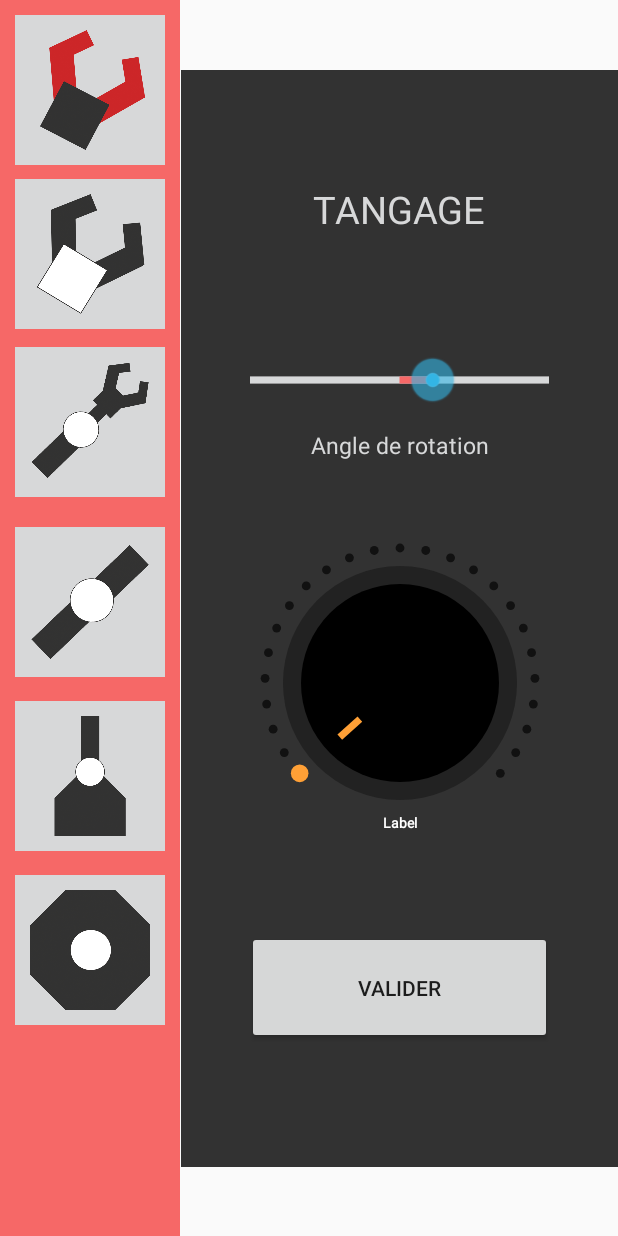
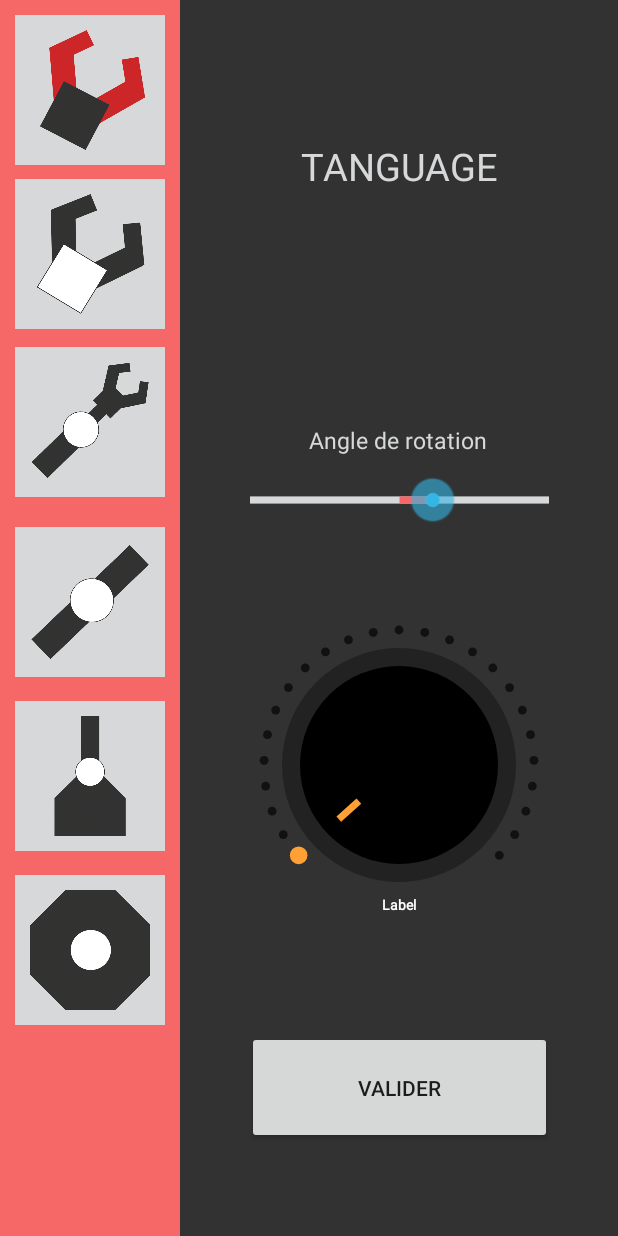
Before and after one commit to outcast292/EST-PFE-Hercules2000-android, an Android app: the MainActivity screen opened directly, with no data from a screen before it, after a tap on an icon or button, on a phone screen of 412 x 824 dp. Run offline under Robolectric (Android 15) with nearby library versions, the phone set to English and light mode, and no system bars; libraries missing offline, so code that uses them is left out: com.r0adkll.slidr; 38 statements that could not run were skipped.

Commit message:
Initial commit

```diff
--- a/app/src/main/java/com/example/myapplication/MainActivity.java
+++ /dev/null
@@ -1,172 +0,0 @@
-package com.example.myapplication;
-import androidx.appcompat.app.AlertDialog;
-import androidx.appcompat.app.AppCompatActivity;
-
-import android.annotation.SuppressLint;
-import android.annotation.TargetApi;
-import android.content.Context;
-import android.graphics.Color;
-import android.os.Bundle;
-import android.view.LayoutInflater;
-import android.view.View;
-import androidx.constraintlayout.widget.ConstraintLayout;
-import androidx.constraintlayout.widget.ConstraintSet;
-import android.widget.TextView;
-
-import com.r0adkll.slidr.Slidr;
-import com.sdsmdg.harjot.crollerTest.*;
-import com.vashisthg.startpointseekbar.StartPointSeekBar;
-
-public class MainActivity extends AppCompatActivity {
-    private TextView nomMoteur,angletxtValue;
-    private Croller knobAngle ,knobVitesse;
-    private StartPointSeekBar sbAngle;
-    private ConstraintLayout paneCtrl;
-    String lettreMoteur;
-    int angleSaisie;
-    boolean boolTangage;
-
-    @Override
-    protected void onCreate(Bundle savedInstanceState) {
-        super.onCreate(savedInstanceState);
-        initControl();
-    }
-
-    public void initControl(){
-        setContentView(R.layout.activity_main);
-        initView();
-        angleValue();
-        vitesseValue();
-        Slidr.attach(this);
-    }
-    public void initView(){
-        nomMoteur = findViewById(R.id.nomMoteur);
-        knobAngle = findViewById(R.id.knobAngle);
-        knobVitesse = findViewById(R.id.knobVitesse);
-        paneCtrl = findViewById(R.id.paneCtrl);
-    }
-
-    public void angleValue() {
-        knobAngle.setOnProgressChangedListener(new Croller.onProgressChangedListener() {
-            @Override
-            public void onProgressChanged(int progress) {
-                knobAngle.setLabel( "" + progress + "°");
-                angleSaisie = progress;
-            }
-        });
-    }
-    public void vitesseValue() {
-        knobVitesse.setOnCrollerChangeListener(new OnCrollerChangeListener() {
-            @Override
-            public void onProgressChanged(Croller croller, int progress) {
-                knobVitesse.setLabel( "" + progress + " °/s");
-            }
-
-            @Override
-            public void onStartTrackingTouch(Croller croller) {
-
-            }
-
-            @Override
-            public void onStopTrackingTouch(Croller croller) {
-                knobVitesse.setLabel("Vitesse de rotation (°/s)");
-            }
-        });
-    }
-
-    public void btnPince(View v){
-        showDialog("Erreur", "En cours de construction");
-    }
-
-
-
-    public void btnMain(View v){
-        ConstraintLayout layoutCntrl = findViewById(R.id.paneCtrl);
-
-        LayoutInflater inflater = (LayoutInflater)getSystemService(Context.LAYOUT_INFLATER_SERVICE);
-        View layout = inflater.inflate(R.layout.tangage_main, null);
-
-        layoutCntrl.removeAllViews();
-        layoutCntrl.addView(layout);
-
-        sbAngle = findViewById(R.id.sbAngle);
-        angletxtValue = findViewById(R.id.angletxtValue);
-        nomMoteur = findViewById(R.id.nomMoteur);
-
-
-        sbAngle.setOnSeekBarChangeListener(new StartPointSeekBar.OnSeekBarChangeListener() {
-            @Override
-            public void onOnSeekBarValueChange(StartPointSeekBar bar, double value) {
-                angletxtValue.setText((int) value + "°");
-                angleSaisie = (int)value;
-            }
-        });
-
-        moteurDefault(-90,90,20,"Tangage",true);
-    }
-    public void btnBras(View v)
-    {
-        moteurDefault(0,206,20,"Roulis",false);
-    }
-    public void btnCoude(View v)
-    {
-        moteurDefault(0,206,20,"Coude",false);
-    }
-    public void btnEpaule(View v)
-    {
-        moteurDefault(0,206,20,"Epaule",false);
-    }
-    public void btnBase(View v)
-    {
-        moteurDefault(0,320,20,"Base",false);
-    }
-
-
-    public void btnValider(View v) {
-        int angleMouvement;
-
-        if(boolTangage){
-            angleMouvement = angleSaisie - 20;
-        }else{
-            angleMouvement = angleSaisie - 20;
-        }
-
-        int vitesseMouvement = knobVitesse.getProgress() + 1;
-        String signe = ((angleMouvement>0) ? "+" : "");
-
-        if (lettreMoteur != null )
-        {showDialog("Commande", lettreMoteur + ":" + signe + angleMouvement + ":" + vitesseMouvement );}
-        else        showDialog("Erreur", "Veuillez choisir un moteur" );
-
-
-    }
-    public void showDialog(String title ,String message) {
-        AlertDialog.Builder builder = new AlertDialog.Builder(this);
-        builder.setMessage(message)
-                .setCancelable(true);
-
-        AlertDialog alert = builder.create();
-        alert.setTitle(title);
-        alert.show();
-    }
-    public void moteurDefault(int minAngle,int maxAngle, int angleValue, String nomM, boolean isTanguage) {
-        if(!isTanguage) {
-            initControl();
-            knobAngle.setMin(minAngle);
-            knobAngle.setMax(maxAngle);
-            knobAngle.setProgress(angleValue);
-            nomMoteur.setText(nomM);
-            lettreMoteur=nomM.substring(0,1);
-        }else{
-            sbAngle.setAbsoluteMinMaxValue(minAngle,maxAngle);
-            sbAngle.setProgress(angleValue);
-            angleSaisie=angleValue;
-            nomMoteur.setText(nomM);
-            lettreMoteur=nomM.substring(0,1);
-            boolTangage = true;
-        }
-
-    }
-
-
-}
--- /dev/null
+++ b/app/src/main/java/com/hercules2000/controlApp/MainActivity.java
@@ -0,0 +1,131 @@
+package com.hercules2000.controlApp;
+import androidx.appcompat.app.AlertDialog;
+import androidx.appcompat.app.AppCompatActivity;
+
+import android.os.Bundle;
+import android.view.View;
+import androidx.constraintlayout.widget.ConstraintLayout;
+
+import android.widget.TextView;
+
+import com.r0adkll.slidr.Slidr;
+import com.sdsmdg.harjot.crollerTest.*;
+import com.vashisthg.startpointseekbar.StartPointSeekBar;
+
+public class MainActivity extends AppCompatActivity {
+    private TextView nomMoteur,angletxtValue;
+    private Croller knobVitesse;
+    private StartPointSeekBar knobAngle;
+    private ConstraintLayout paneCtrl;
+    String lettreMoteur;
+    int angleSaisie;
+
+    @Override
+    protected void onCreate(Bundle savedInstanceState) {
+        super.onCreate(savedInstanceState);
+        initControl();
+    }
+
+    public void initControl(){
+        setContentView(R.layout.activity_main);
+        initView();
+        angleValue();
+        vitesseValue();
+        Slidr.attach(this);
+    }
+    public void initView(){
+        nomMoteur = findViewById(R.id.nomMoteur);
+        knobAngle = findViewById(R.id.knobAngle);
+        knobVitesse = findViewById(R.id.knobVitesse);
+        paneCtrl = findViewById(R.id.paneCtrl);
+        angletxtValue = findViewById(R.id.angletxtValue);
+    }
+
+    public void angleValue() {
+
+        knobAngle.setOnSeekBarChangeListener(new StartPointSeekBar.OnSeekBarChangeListener() {
+            @Override
+            public void onOnSeekBarValueChange(StartPointSeekBar bar, double value) {
+                angletxtValue.setText("Angle de rotation : " + (int)value + "°");
+                angleSaisie = (int)value;
+            }
+        });
+    }
+    public void vitesseValue() {
+        knobVitesse.setOnCrollerChangeListener(new OnCrollerChangeListener() {
+            @Override
+            public void onProgressChanged(Croller croller, int progress) {
+                knobVitesse.setLabel( "" + progress + " °/s");
+            }
+
+            @Override
+            public void onStartTrackingTouch(Croller croller) {
+
+            }
+
+            @Override
+            public void onStopTrackingTouch(Croller croller) {
+                knobVitesse.setLabel("Vitesse de rotation (°/s)");
+            }
+        });
+    }
+
+    public void btnPince(View v){
+        showDialog("Erreur", "En cours de construction");
+    }
+
+
+
+    public void btnMain(View v){
+        moteurDefault(-90,90,20,"Tanguage");
+    }
+    public void btnBras(View v)
+    {
+        moteurDefault(-160,160,20,"Roulis");
+    }
+    public void btnCoude(View v)
+    {
+        moteurDefault(-124,82,20,"Coude");
+    }
+    public void btnEpaule(View v)
+    {
+        moteurDefault(-115,91,20,"Epaule");
+    }
+    public void btnBase(View v)
+    {
+        moteurDefault(-160,160,20,"Base");
+    }
+
+
+    public void btnValider(View v) {
+
+        int angleMouvement = angleSaisie;
+        int vitesseMouvement = knobVitesse.getProgress() + 1;
+        String signe = ((angleMouvement>0) ? "+" : "");
+
+        if (lettreMoteur != null )
+        {showDialog("Commande", lettreMoteur + ":" + signe + angleMouvement + ":" + vitesseMouvement );}
+        else        showDialog("Erreur", "Veuillez choisir un moteur" );
+
+
+    }
+    public void showDialog(String title ,String message) {
+        AlertDialog.Builder builder = new AlertDialog.Builder(this);
+        builder.setMessage(message)
+                .setCancelable(true);
+
+        AlertDialog alert = builder.create();
+        alert.setTitle(title);
+        alert.show();
+    }
+    public void moteurDefault(int minAngle,int maxAngle, int angleValue, String nomM) {
+
+            knobAngle.setAbsoluteMinMaxValue(minAngle,maxAngle);
+            knobAngle.setProgress(angleValue);
+            angleSaisie=angleValue;
+            nomMoteur.setText(nomM);
+            lettreMoteur=nomM.substring(0,1);
+    }
+
+
+}
--- /dev/null
+++ b/app/src/main/java/com/hercules2000/controlApp/Utils.java
@@ -0,0 +1,6 @@
+package com.hercules2000.controlApp;
+
+public class Utils {
+
+
+}
--- a/app/src/main/res/layout/activity_home_screen.xml
+++ b/app/src/main/res/layout/activity_home_screen.xml
@@ -12,8 +12,6 @@
         android:layout_width="300dp"
         android:layout_height="300dp"
         android:layout_centerInParent="true"
-        android:layout_centerHorizontal="true"
-        android:layout_marginTop="100dp"
         app:srcCompat="@mipmap/ugh" />
 
 
--- a/app/src/main/res/layout/activity_main.xml
+++ b/app/src/main/res/layout/activity_main.xml
@@ -7,14 +7,18 @@
     android:layout_height="match_parent"
     >
 
+
     <include
         layout="@layout/content_main"
-        android:layout_width="291dp"
-        android:layout_height="731dp"
+        android:layout_width="0dp"
+        android:layout_height="match_parent"
         app:layout_constraintBottom_toBottomOf="parent"
         app:layout_constraintEnd_toEndOf="parent"
-        app:layout_constraintStart_toEndOf="@+id/paneBtns"
-        app:layout_constraintTop_toTopOf="parent" />
+        app:layout_constraintHorizontal_bias="0.0"
+        app:layout_constraintStart_toEndOf="@id/paneBtns"
+        app:layout_constraintTop_toTopOf="parent"
+        app:layout_constraintVertical_bias="0.0" />
+
 
     <ScrollView
         android:id="@+id/paneBtns"
--- a/app/src/main/res/layout/content_main.xml
+++ b/app/src/main/res/layout/content_main.xml
@@ -7,29 +7,53 @@
     android:layout_height="match_parent"
     android:background="@color/bgGray">
 
-    <com.sdsmdg.harjot.crollerTest.Croller
+
+    <TextView
+        android:id="@+id/nomMoteur"
+        android:layout_width="0dp"
+        android:layout_height="wrap_content"
+        android:layout_marginTop="32dp"
+        android:layout_marginBottom="12dp"
+        android:gravity="center"
+        android:text="@string/nom_moteur"
+        android:textAllCaps="true"
+        android:textColor="@color/whiteGray"
+        android:textSize="25sp"
+        app:layout_constraintBottom_toTopOf="@+id/knobAngle"
+        app:layout_constraintEnd_toEndOf="parent"
+        app:layout_constraintStart_toStartOf="parent"
+        app:layout_constraintTop_toTopOf="parent" />
+
+
+    <com.vashisthg.startpointseekbar.StartPointSeekBar
         android:id="@+id/knobAngle"
-        android:layout_width="200dp"
-        android:layout_height="200dp"
-        android:layout_marginStart="45dp"
-        android:layout_marginEnd="45dp"
-        app:back_circle_color="#EDEDED"
-        app:indicator_color="@color/redPink"
-        app:indicator_width="10"
-        app:is_continuous="true"
-        app:label="Angle de rotation"
-        app:label_color="@color/whiteGray"
+        android:layout_width="231dp"
+        android:layout_height="wrap_content"
+        android:layout_marginTop="116dp"
+        app:defaultBackgroundColor="@color/whiteGray"
+        app:defaultBackgroundRangeColor="@color/redPink"
         app:layout_constraintBottom_toTopOf="@+id/knobVitesse"
         app:layout_constraintEnd_toEndOf="parent"
-        app:layout_constraintHorizontal_bias="1.0"
+        app:layout_constraintStart_toStartOf="parent"
+        app:layout_constraintTop_toBottomOf="@+id/nomMoteur" />
+
+
+    <TextView
+        android:id="@+id/angletxtValue"
+        android:layout_width="wrap_content"
+        android:layout_height="wrap_content"
+        android:layout_below="@id/knobAngle"
+        android:layout_centerInParent="true"
+        android:layout_marginBottom="10dp"
+        android:text="Angle de rotation"
+        android:textColor="@color/whiteGray"
+        android:textSize="15dp"
+        app:layout_constraintBottom_toTopOf="@+id/knobAngle"
+        app:layout_constraintEnd_toEndOf="parent"
+        app:layout_constraintHorizontal_bias="0.497"
         app:layout_constraintStart_toStartOf="parent"
         app:layout_constraintTop_toBottomOf="@+id/nomMoteur"
-        app:main_circle_color="@color/bgGray"
-        app:max="320"
-        app:min="0"
-        app:progress_primary_color="@color/whiteGray"
-        app:progress_secondary_color="@color/redPink"
-        app:start_offset="45" />
+        app:layout_constraintVertical_bias="0.979" />
 
     <com.sdsmdg.harjot.crollerTest.Croller
         android:id="@+id/knobVitesse"
@@ -47,46 +71,23 @@
         app:label_color="@color/whiteGray"
         app:layout_constraintBottom_toTopOf="@+id/bntValider"
         app:layout_constraintEnd_toEndOf="parent"
-        app:layout_constraintHorizontal_bias="0.0"
         app:layout_constraintStart_toStartOf="parent"
         app:layout_constraintTop_toBottomOf="@+id/knobAngle"
         app:main_circle_color="@color/bgGray"
-        app:max="50"
-        app:min="0"
+        app:max="30"
+        app:min="1"
         app:progress_primary_color="@color/whiteGray"
         app:progress_secondary_color="@color/redPink"
         app:start_offset="45" />
-
-    <TextView
-        android:id="@+id/nomMoteur"
-        android:layout_width="0dp"
-        android:layout_height="wrap_content"
-        android:layout_marginTop="55dp"
-        android:layout_marginBottom="12dp"
-        android:gravity="center"
-        android:padding="20dp"
-        android:text="@string/nom_moteur"
-        android:textAllCaps="true"
-        android:textColor="@color/whiteGray"
-        android:textSize="25sp"
-        app:layout_constraintBottom_toTopOf="@+id/knobAngle"
-        app:layout_constraintEnd_toEndOf="parent"
-        app:layout_constraintHorizontal_bias="0.0"
-        app:layout_constraintStart_toStartOf="parent"
-        app:layout_constraintTop_toTopOf="parent" />
 
     <Button
         android:id="@+id/bntValider"
         android:layout_width="203dp"
         android:layout_height="75dp"
-        android:layout_marginStart="45dp"
-        android:layout_marginEnd="45dp"
-        android:layout_marginBottom="80dp"
         android:onClick="btnValider"
         android:text="@string/valider"
         app:layout_constraintBottom_toBottomOf="parent"
         app:layout_constraintEnd_toEndOf="parent"
-        app:layout_constraintHorizontal_bias="0.0"
         app:layout_constraintStart_toStartOf="parent"
         app:layout_constraintTop_toBottomOf="@+id/knobVitesse" />
 
--- a/app/src/main/res/layout/tangage_main.xml
+++ /dev/null
@@ -1,98 +0,0 @@
-<?xml version="1.0" encoding="utf-8"?>
-<androidx.constraintlayout.widget.ConstraintLayout xmlns:android="http://schemas.android.com/apk/res/android"
-    xmlns:app="http://schemas.android.com/apk/res-auto"
-    xmlns:tools="http://schemas.android.com/tools"
-    android:id="@+id/paneCtrl"
-    android:layout_width="291dp"
-    android:layout_height="match_parent"
-    android:background="@color/bgGray">
-
-
-    <TextView
-        android:id="@+id/angletxtValue"
-        android:layout_width="wrap_content"
-        android:layout_height="wrap_content"
-        android:layout_marginBottom="32dp"
-        android:text="Angle de rotation"
-        android:textColor="@color/whiteGray"
-        android:textSize="15dp"
-        app:layout_constraintBottom_toTopOf="@+id/knobVitesse"
-        app:layout_constraintEnd_toEndOf="parent"
-        app:layout_constraintStart_toStartOf="parent"
-        app:layout_constraintTop_toBottomOf="@+id/sbAngle" />
-
-    <com.vashisthg.startpointseekbar.StartPointSeekBar
-        android:id="@+id/sbAngle"
-        android:layout_width="0dp"
-        android:layout_height="wrap_content"
-        android:layout_marginLeft="30dp"
-        android:layout_marginTop="5dp"
-        android:layout_marginRight="30dp"
-        android:layout_marginBottom="56dp"
-        app:defaultBackgroundColor="@color/whiteGray"
-        app:defaultBackgroundRangeColor="@color/redPink"
-        app:layout_constraintBottom_toTopOf="@+id/knobVitesse"
-        app:layout_constraintEnd_toEndOf="parent"
-        app:layout_constraintStart_toStartOf="parent"
-        app:layout_constraintTop_toBottomOf="@+id/nomMoteur"
-        app:maxValue="+40.0"
-        app:minValue="-40.0" />
-
-    <com.sdsmdg.harjot.crollerTest.Croller
-        android:id="@+id/knobVitesse"
-        android:layout_width="200dp"
-        android:layout_height="200dp"
-        android:layout_marginStart="45dp"
-        android:layout_marginTop="30dp"
-        android:layout_marginEnd="45dp"
-        android:layout_marginBottom="55dp"
-        android:padding="20dp"
-        app:back_circle_color="#EDEDED"
-        app:indicator_color="@color/redPink"
-        app:indicator_width="10"
-        app:is_continuous="true"
-        app:label="Vitesse de rotation (°/s)"
-        app:label_color="@color/whiteGray"
-        app:layout_constraintBottom_toTopOf="@+id/bntValider"
-        app:layout_constraintEnd_toEndOf="parent"
-        app:layout_constraintStart_toStartOf="parent"
-        app:layout_constraintTop_toBottomOf="@+id/sbAngle"
-        app:main_circle_color="@color/bgGray"
-        app:max="50"
-        app:min="0"
-        app:progress_primary_color="@color/whiteGray"
-        app:progress_secondary_color="@color/redPink"
-        app:start_offset="45" />
-
-    <TextView
-        android:id="@+id/nomMoteur"
-        android:layout_width="0dp"
-        android:layout_height="wrap_content"
-        android:layout_marginTop="55dp"
-        android:layout_marginBottom="55dp"
-        android:gravity="center"
-        android:padding="20dp"
-        android:text="@string/nom_moteur"
-        android:textAllCaps="true"
-        android:textColor="@color/whiteGray"
-        android:textSize="25sp"
-        app:layout_constraintBottom_toTopOf="@+id/sbAngle"
-        app:layout_constraintEnd_toEndOf="parent"
-        app:layout_constraintStart_toStartOf="parent"
-        app:layout_constraintTop_toTopOf="parent" />
-
-    <Button
-        android:id="@+id/bntValider"
-        android:layout_width="203dp"
-        android:layout_height="75dp"
-        android:layout_marginStart="45dp"
-        android:layout_marginTop="10dp"
-        android:layout_marginEnd="45dp"
-        android:onClick="btnValider"
-        android:text="@string/valider"
-        app:layout_constraintBottom_toBottomOf="parent"
-        app:layout_constraintEnd_toEndOf="parent"
-        app:layout_constraintStart_toStartOf="parent"
-        app:layout_constraintTop_toBottomOf="@+id/knobVitesse" />
-
-</androidx.constraintlayout.widget.ConstraintLayout>
```
Also changed, not shown: app/src/main/AndroidManifest.xml (+4 -4 lines), app/src/main/java/com/example/myapplication/HomeMenu.java (deleted, +0 -36 lines), app/src/main/java/com/example/myapplication/HomeScreen.java (deleted, +0 -27 lines), app/src/main/java/com/hercules2000/controlApp/HomeMenu.java (added, +36 -0 lines), app/src/main/java/com/hercules2000/controlApp/HomeScreen.java (added, +27 -0 lines), 5 other files.
